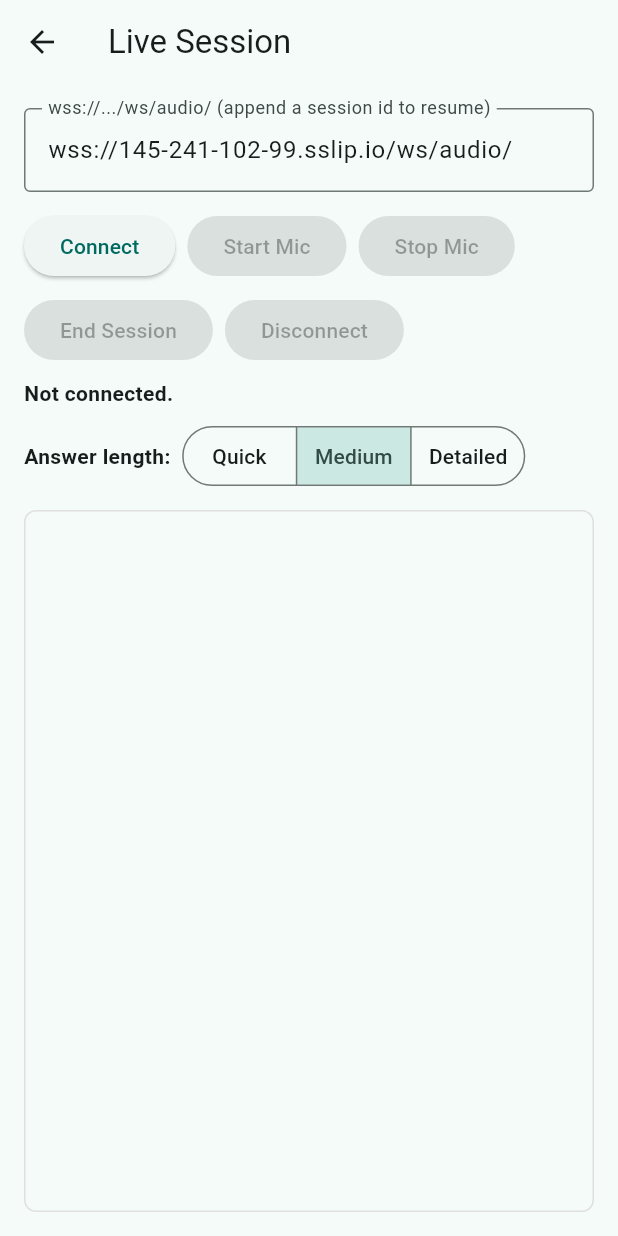
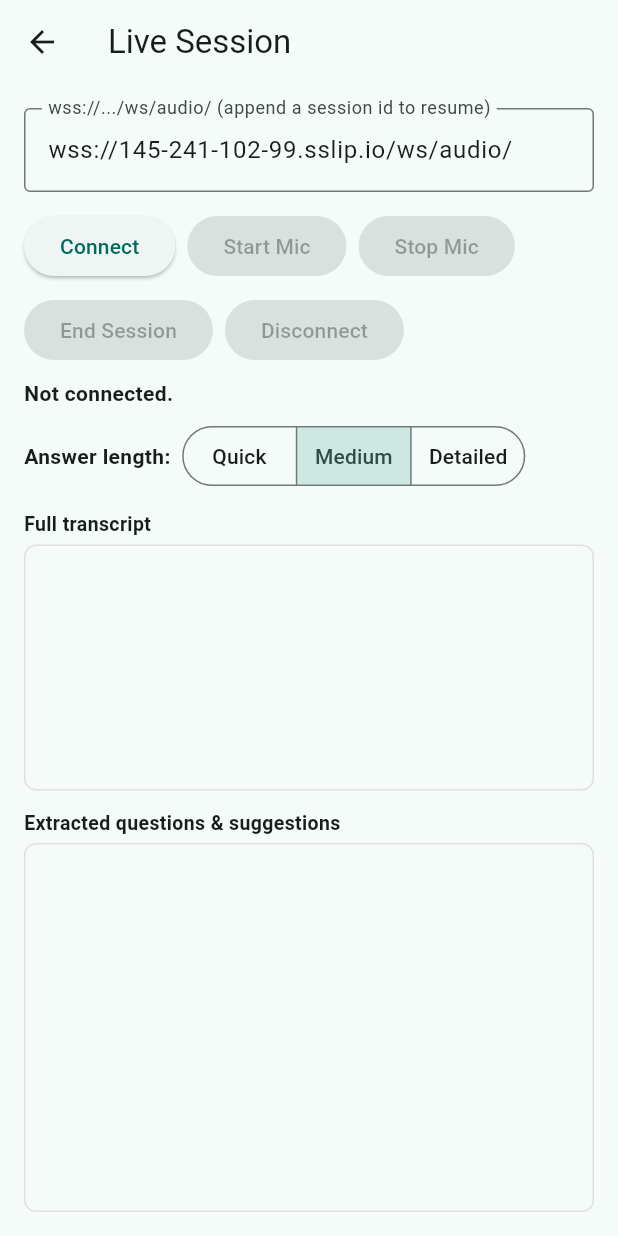
Before and after one commit to E-Nyakundi/Conversation-Copilot, a Flutter app: the LiveSessionScreen screen opened directly, on a phone screen of 412 x 824 dp. Run offline on Flutter 3.47's test engine with Material 3 defaults, Android fonts, the phone set to English and light mode, and no system bars; missing offline and left inert: dart:js_interop, record.

```diff
--- a/flutter_app/lib/screens/live_session_screen.dart
+++ b/flutter_app/lib/screens/live_session_screen.dart
@@ -73,6 +73,14 @@ class _LiveSessionScreenState extends State<LiveSessionScreen> {
   final _mic = MicCapture();
   final _entries = <_TranscriptEntry>[];
   final _scrollController = ScrollController();
+  // Full, continuous transcript — every finalized turn appended in order,
+  // plus the in-progress partial trailing at the end while someone's still
+  // speaking. Distinct from `_entries` above: `_entries` is the existing
+  // per-turn/per-suggestion box (each final turn its own bubble, badges,
+  // suggestion cards interleaved); this is the plain, unbroken "everything
+  // that's been said" view the transcript box shows.
+  final List<String> _fullTranscriptLines = [];
+  final _fullTranscriptScrollController = ScrollController();
 
   StreamSubscription? _msgSub;
   StreamSubscription? _errSub;
@@ -101,6 +109,18 @@ class _LiveSessionScreenState extends State<LiveSessionScreen> {
       if (_scrollController.hasClients) {
         _scrollController.animateTo(
           _scrollController.position.maxScrollExtent,
+          duration: const Duration(milliseconds: 200),
+          curve: Curves.easeOut,
+        );
+      }
+    });
+  }
+
+  void _scrollFullTranscriptToEnd() {
+    WidgetsBinding.instance.addPostFrameCallback((_) {
+      if (_fullTranscriptScrollController.hasClients) {
+        _fullTranscriptScrollController.animateTo(
+          _fullTranscriptScrollController.position.maxScrollExtent,
           duration: const Duration(milliseconds: 200),
           curve: Curves.easeOut,
         );
@@ -142,6 +162,11 @@ class _LiveSessionScreenState extends State<LiveSessionScreen> {
         setState(() {
           _sessionId = data['session_id'] as String?;
           _status = 'Session: $_sessionId';
+          // A fresh WS connection means a fresh (or resumed-empty, from the
+          // server's point of view) transcript stream — don't carry stale
+          // text over from a previous connect/disconnect cycle in this
+          // widget's lifetime.
+          _fullTranscriptLines.clear();
         });
         // Phase 4: server defaults to Medium too, but this covers the
         // case where the user picked a different level before hitting
@@ -162,17 +187,27 @@ class _LiveSessionScreenState extends State<LiveSessionScreen> {
       case 'partial':
         setState(() => _partialText = data['text'] as String?);
         _scrollToEnd();
+        _scrollFullTranscriptToEnd();
         break;
       case 'final':
         setState(() {
           _partialText = null;
+          final speaker = data['speaker'] as String? ?? '?';
+          final text = data['text'] as String? ?? '';
           _entries.add(_TranscriptEntry.finalTurn(
-            speaker: data['speaker'] as String? ?? '?',
-            text: data['text'] as String? ?? '',
+            speaker: speaker,
+            text: text,
             confidence: (data['confidence'] as num?)?.toDouble(),
           ));
+          // Full transcript gets the raw finalized text, unfiltered and
+          // un-badged — this box is meant to be "everything said", not a
+          // curated/extracted view. Speaker label kept as a light prefix
+          // since it costs nothing and helps readability, but nothing is
+          // trimmed, scored, or left out.
+          _fullTranscriptLines.add('$speaker: $text');
         });
         _scrollToEnd();
+        _scrollFullTranscriptToEnd();
         break;
       case 'suggestion':
         // Phase 3: arrives asynchronously, some time after the `final`
@@ -242,6 +277,7 @@ class _LiveSessionScreenState extends State<LiveSessionScreen> {
     _socket.dispose();
     _urlController.dispose();
     _scrollController.dispose();
+    _fullTranscriptScrollController.dispose();
     super.dispose();
   }
 
@@ -309,7 +345,47 @@ class _LiveSessionScreenState extends State<LiveSessionScreen> {
               ],
             ),
             const SizedBox(height: 12),
+            const Text('Full transcript',
+                style: TextStyle(fontWeight: FontWeight.w600, fontSize: 13)),
+            const SizedBox(height: 4),
             Expanded(
+              flex: 2,
+              child: Container(
+                decoration: BoxDecoration(
+                  border: Border.all(color: Colors.grey.shade300),
+                  borderRadius: BorderRadius.circular(8),
+                ),
+                padding: const EdgeInsets.all(8),
+                child: SingleChildScrollView(
+                  controller: _fullTranscriptScrollController,
+                  child: RichText(
+                    text: TextSpan(
+                      style: DefaultTextStyle.of(context)
+                          .style
+                          .copyWith(height: 1.4),
+                      children: [
+                        TextSpan(text: _fullTranscriptLines.join('\n')),
+                        if (_partialText != null)
+                          TextSpan(
+                            text: (_fullTranscriptLines.isEmpty ? '' : '\n') +
+                                _partialText!,
+                            style: TextStyle(
+                              color: Colors.grey.shade600,
+                              fontStyle: FontStyle.italic,
+                            ),
+                          ),
+                      ],
+                    ),
+                  ),
+                ),
+              ),
+            ),
+            const SizedBox(height: 12),
+            const Text('Extracted questions & suggestions',
+                style: TextStyle(fontWeight: FontWeight.w600, fontSize: 13)),
+            const SizedBox(height: 4),
+            Expanded(
+              flex: 3,
               child: Container(
                 decoration: BoxDecoration(
                   border: Border.all(color: Colors.grey.shade300),
@@ -318,20 +394,8 @@ class _LiveSessionScreenState extends State<LiveSessionScreen> {
                 padding: const EdgeInsets.all(8),
                 child: ListView.builder(
                   controller: _scrollController,
-                  itemCount: _entries.length + (_partialText != null ? 1 : 0),
+                  itemCount: _entries.length,
                   itemBuilder: (context, index) {
-                    if (index == _entries.length && _partialText != null) {
-                      return Padding(
-                        padding: const EdgeInsets.symmetric(vertical: 4),
-                        child: Text(
-                          _partialText!,
-                          style: TextStyle(
-                            color: Colors.grey.shade600,
-                            fontStyle: FontStyle.italic,
-                          ),
-                        ),
-                      );
-                    }
                     final entry = _entries[index];
                     if (entry.kind == _EntryKind.finalTurn) {
                       final conf =
```
Also changed, not shown: 4 other files.
